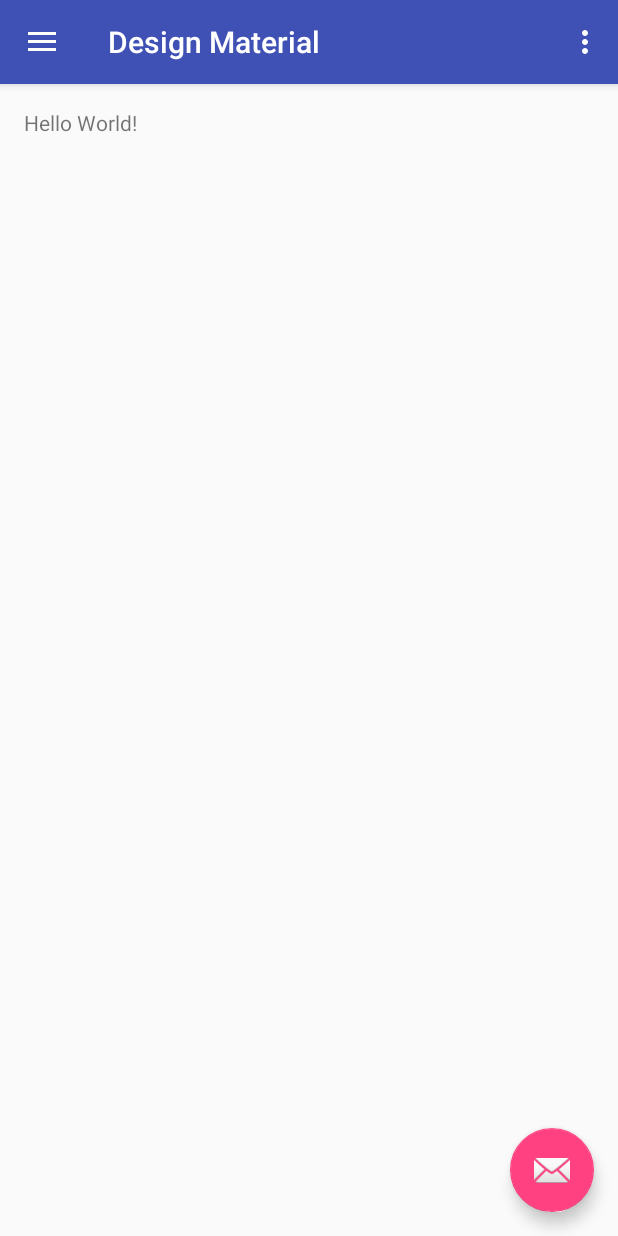
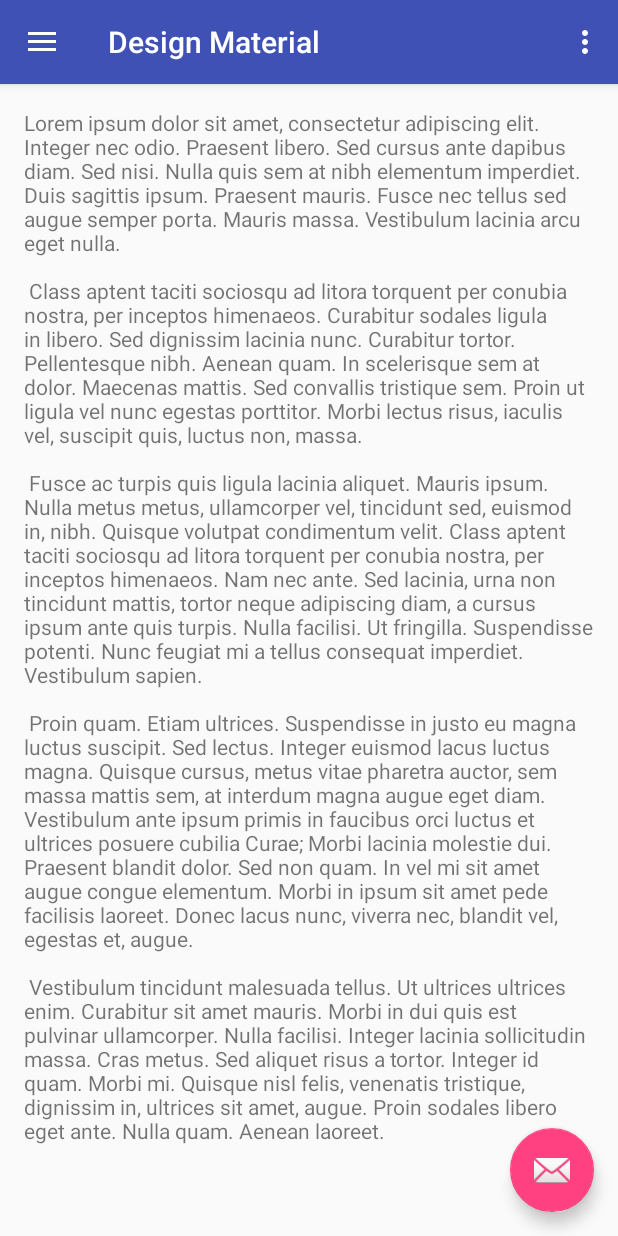
Before and after one commit to paulskrb/MaterialCat, an Android app: the screen it shows after launch (MainActivity), on a phone screen of 412 x 824 dp. Run offline under Robolectric (Android 15) with nearby library versions, the phone set to English and light mode, and no system bars.

Commit message:
replaced hello world with ipsum text and changed RelativeLayout to a NestedScrollView

```diff
--- a/app/src/main/res/layout/content_main.xml
+++ b/app/src/main/res/layout/content_main.xml
@@ -1,5 +1,5 @@
 <?xml version="1.0" encoding="utf-8"?>
-<RelativeLayout
+<android.support.v4.widget.NestedScrollView
     xmlns:android="http://schemas.android.com/apk/res/android"
     xmlns:app="http://schemas.android.com/apk/res-auto"
     xmlns:tools="http://schemas.android.com/tools"
@@ -16,5 +16,7 @@
     <TextView
         android:layout_width="wrap_content"
         android:layout_height="wrap_content"
-        android:text="Hello World!"/>
-</RelativeLayout>
+        android:text="@string/ipsum"/>
+
+
+</android.support.v4.widget.NestedScrollView>
--- a/app/src/main/res/values/strings.xml
+++ b/app/src/main/res/values/strings.xml
@@ -5,4 +5,19 @@
     <string name="navigation_drawer_close">Close navigation drawer</string>
 
     <string name="action_settings">Settings</string>
+
+    <string name="ipsum">
+        Lorem ipsum dolor sit amet, consectetur adipiscing elit. Integer nec odio. Praesent libero. Sed cursus ante dapibus diam. Sed nisi. Nulla quis sem at nibh elementum imperdiet. Duis sagittis ipsum. Praesent mauris. Fusce nec tellus sed augue semper porta. Mauris massa. Vestibulum lacinia arcu eget nulla.
+        \n\n
+        Class aptent taciti sociosqu ad litora torquent per conubia nostra, per inceptos himenaeos. Curabitur sodales ligula in libero. Sed dignissim lacinia nunc. Curabitur tortor. Pellentesque nibh. Aenean quam. In scelerisque sem at dolor. Maecenas mattis. Sed convallis tristique sem. Proin ut ligula vel nunc egestas porttitor. Morbi lectus risus, iaculis vel, suscipit quis, luctus non, massa.
+        \n\n
+        Fusce ac turpis quis ligula lacinia aliquet. Mauris ipsum. Nulla metus metus, ullamcorper vel, tincidunt sed, euismod in, nibh. Quisque volutpat condimentum velit. Class aptent taciti sociosqu ad litora torquent per conubia nostra, per inceptos himenaeos. Nam nec ante. Sed lacinia, urna non tincidunt mattis, tortor neque adipiscing diam, a cursus ipsum ante quis turpis. Nulla facilisi. Ut fringilla. Suspendisse potenti. Nunc feugiat mi a tellus consequat imperdiet. Vestibulum sapien.
+        \n\n
+        Proin quam. Etiam ultrices. Suspendisse in justo eu magna luctus suscipit. Sed lectus. Integer euismod lacus luctus magna. Quisque cursus, metus vitae pharetra auctor, sem massa mattis sem, at interdum magna augue eget diam. Vestibulum ante ipsum primis in faucibus orci luctus et ultrices posuere cubilia Curae; Morbi lacinia molestie dui. Praesent blandit dolor. Sed non quam. In vel mi sit amet augue congue elementum. Morbi in ipsum sit amet pede facilisis laoreet. Donec lacus nunc, viverra nec, blandit vel, egestas et, augue.
+        \n\n
+        Vestibulum tincidunt malesuada tellus. Ut ultrices ultrices enim. Curabitur sit amet mauris. Morbi in dui quis est pulvinar ullamcorper. Nulla facilisi. Integer lacinia sollicitudin massa. Cras metus. Sed aliquet risus a tortor. Integer id quam. Morbi mi. Quisque nisl felis, venenatis tristique, dignissim in, ultrices sit amet, augue. Proin sodales libero eget ante. Nulla quam. Aenean laoreet.
+
+
+
+    </string>
 </resources>
```
